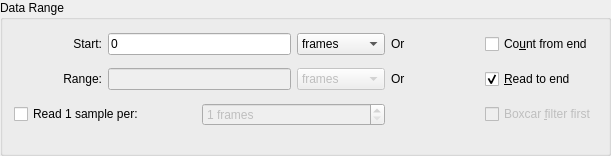
Before: the Qt Designer form src/widgets/datarange.ui in Kst-plot/kst, drawn with Qt 5.
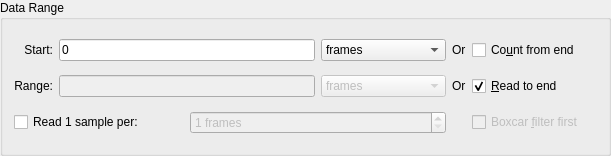
After: the same form once the commit is applied.

Commit message: More improvements to the data wizard. Improvements to the vector dialog.

What changed in the file:
```diff
--- a/src/widgets/datarange.ui
+++ b/src/widgets/datarange.ui
@@ -27,13 +27,7 @@
      <property name="title" >
       <string>Data Range</string>
      </property>
-     <layout class="QGridLayout" >
-      <property name="topMargin" >
-       <number>0</number>
-      </property>
-      <property name="verticalSpacing" >
-       <number>0</number>
-      </property>
+     <layout class="QGridLayout" name="_2" >
       <item row="2" column="5" >
        <widget class="QCheckBox" name="_doFilter" >
         <property name="enabled" >
@@ -55,6 +49,12 @@
       </item>
       <item row="2" column="0" colspan="2" >
        <widget class="QCheckBox" name="_doSkip" >
+        <property name="sizePolicy" >
+         <sizepolicy vsizetype="Fixed" hsizetype="Minimum" >
+          <horstretch>0</horstretch>
+          <verstretch>0</verstretch>
+         </sizepolicy>
+        </property>
         <property name="toolTip" >
          <string>Save memory by sparsely sampling the data</string>
         </property>
@@ -87,6 +87,12 @@
       </item>
       <item row="0" column="4" >
        <widget class="QLabel" name="label_3" >
+        <property name="sizePolicy" >
+         <sizepolicy vsizetype="Preferred" hsizetype="Fixed" >
+          <horstretch>0</horstretch>
+          <verstretch>0</verstretch>
+         </sizepolicy>
+        </property>
         <property name="text" >
          <string>Or</string>
         </property>
@@ -97,6 +103,12 @@
       </item>
       <item row="1" column="4" >
        <widget class="QLabel" name="label_2" >
+        <property name="sizePolicy" >
+         <sizepolicy vsizetype="Preferred" hsizetype="Fixed" >
+          <horstretch>0</horstretch>
+          <verstretch>0</verstretch>
+         </sizepolicy>
+        </property>
         <property name="text" >
          <string>Or</string>
         </property>
@@ -136,6 +148,12 @@
       </item>
       <item row="0" column="0" >
        <widget class="QLabel" name="label_4" >
+        <property name="sizePolicy" >
+         <sizepolicy vsizetype="Preferred" hsizetype="Minimum" >
+          <horstretch>0</horstretch>
+          <verstretch>0</verstretch>
+         </sizepolicy>
+        </property>
         <property name="text" >
          <string>Start:</string>
         </property>
@@ -150,7 +168,7 @@
       <item row="1" column="0" >
        <widget class="QLabel" name="label" >
         <property name="sizePolicy" >
-         <sizepolicy vsizetype="Preferred" hsizetype="Preferred" >
+         <sizepolicy vsizetype="Preferred" hsizetype="Fixed" >
           <horstretch>0</horstretch>
           <verstretch>0</verstretch>
          </sizepolicy>
```
The commit also changes 4 other files.
